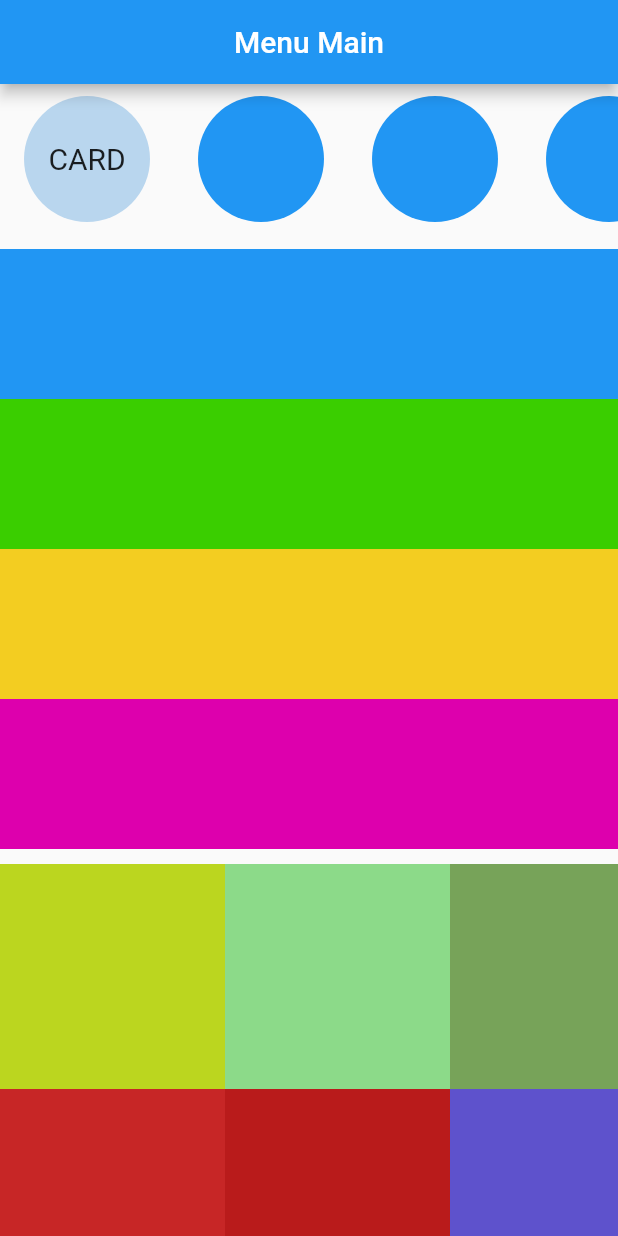
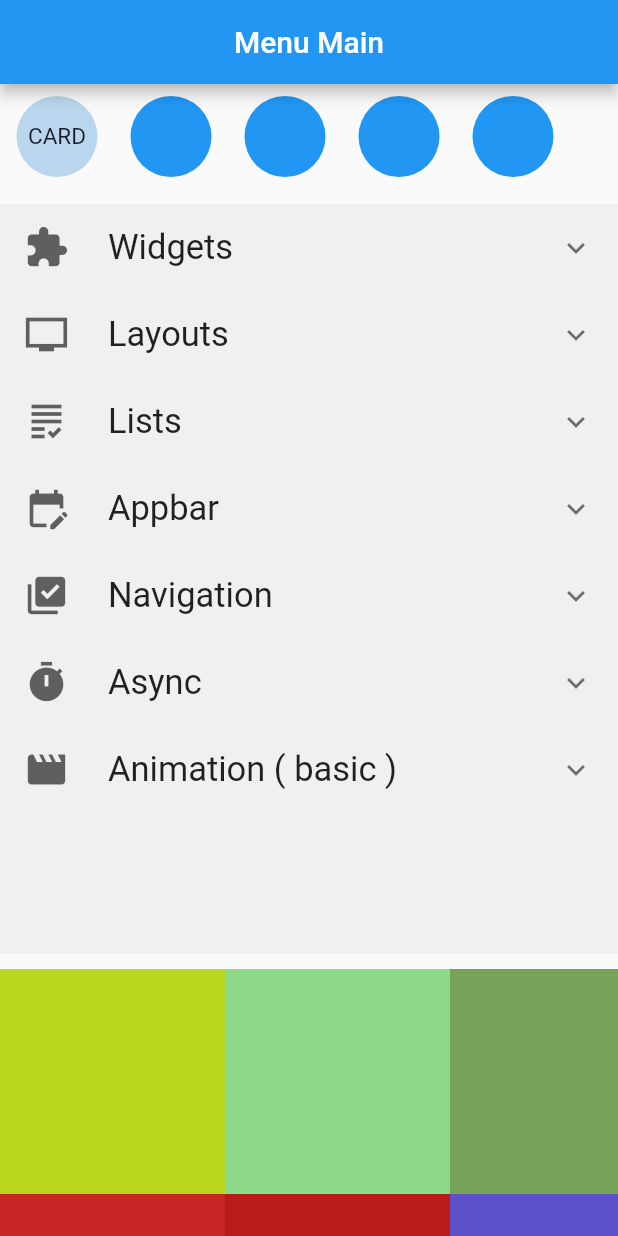
Before and after one commit to AsrofunNiam/learn_flutter_widget, a Flutter app: the screen it shows after launch, on a phone screen of 412 x 824 dp. Run offline on Flutter 3.47's test engine with Material 2 defaults, Android fonts, the phone set to English and light mode, and no system bars.

Commit message:
List Menus

```diff
--- a/lib/homePage.dart
+++ b/lib/homePage.dart
@@ -1,5 +1,13 @@
 import 'package:flutter/material.dart';
+import 'package:learn_flutter_widget/model/model_HomePage/parentAnimation.dart';
+import 'package:learn_flutter_widget/model/model_HomePage/parentAsync.dart';
+import 'package:learn_flutter_widget/model/model_HomePage/parentLayouts.dart';
+import 'package:learn_flutter_widget/model/model_HomePage/parentLists.dart';
+import 'package:learn_flutter_widget/model/model_HomePage/parentNavigation.dart';
+import 'package:learn_flutter_widget/model/model_HomePage/parentWidget.dart';
 import 'package:learn_flutter_widget/route/routeCard.dart';
+
+import 'model/model_HomePage/parentAppbar.dart';
 
 class HomePAge extends StatelessWidget {
   const HomePAge({Key? key}) : super(key: key);
@@ -16,7 +24,7 @@ class HomePAge extends StatelessWidget {
               child: Column(
         children: <Widget>[
           Container(
-            height: 100,
+            height: 70,
             child: ListView(
               scrollDirection: Axis.horizontal,
               children: <Widget>[
@@ -27,26 +35,26 @@ class HomePAge extends StatelessWidget {
                       Navigator.push(
                         context,
                         MaterialPageRoute(
-                            builder: (context) => const RouteCard()),
+                            builder: (context) => RouteCard()),
                       );
                     },
                     child: Container(
-                      height: 100,
-                      width: 100,
+                      height: 60,
+                      width: 60,
                       // ignore: prefer_const_constructors
                       decoration: BoxDecoration(
                           shape: BoxShape.circle,
                           color: Color.fromARGB(255, 185, 214, 238)),
                       child: const Center(
-                          child: Text("CARD", style: TextStyle(fontSize: 20))),
+                          child: Text("CARD", style: TextStyle(fontSize: 15))),
                     ),
                   ),
                 ),
                 Padding(
                   padding: const EdgeInsets.all(8.0),
                   child: Container(
-                    height: 100,
-                    width: 100,
+                    height: 60,
+                    width: 60,
                     // ignore: prefer_const_constructors
                     decoration: BoxDecoration(
                         shape: BoxShape.circle, color: Colors.blue),
@@ -55,8 +63,8 @@ class HomePAge extends StatelessWidget {
                 Padding(
                   padding: const EdgeInsets.all(8.0),
                   child: Container(
-                    height: 100,
-                    width: 100,
+                    height: 60,
+                    width: 60,
                     // ignore: prefer_const_constructors
                     decoration: BoxDecoration(
                         shape: BoxShape.circle, color: Colors.blue),
@@ -65,8 +73,8 @@ class HomePAge extends StatelessWidget {
                 Padding(
                   padding: const EdgeInsets.all(8.0),
                   child: Container(
-                    height: 100,
-                    width: 100,
+                    height: 60,
+                    width: 60,
                     // ignore: prefer_const_constructors
                     decoration: BoxDecoration(
                         shape: BoxShape.circle, color: Colors.blue),
@@ -76,8 +84,8 @@ class HomePAge extends StatelessWidget {
                   padding: const EdgeInsets.all(8.0),
                   child: Container(
                     // child: Text("test 1"),
-                    height: 100,
-                    width: 100,
+                    height: 60,
+                    width: 60,
                     // ignore: prefer_const_constructors
                     decoration: BoxDecoration(
                         shape: BoxShape.circle, color: Colors.blue),
@@ -89,38 +97,69 @@ class HomePAge extends StatelessWidget {
           const SizedBox(
             height: 10,
           ),
+          // ChildMenu(),
           Container(
-            color: Colors.amber,
-            height: 400,
+            color: Color.fromARGB(255, 240, 240, 240),
+            height: 500,
             child: ListView(
               shrinkWrap: true,
               scrollDirection: Axis.vertical,
               children: <Widget>[
-                Container(
-                  width: 50,
-                  height: 100,
-                  color: Colors.blue,
-                ),
-                Container(
-                  width: 50,
-                  height: 100,
-                  color: Color.fromARGB(255, 58, 206, 0),
-                ),
-                Container(
-                  width: 50,
-                  height: 100,
-                  color: Color.fromARGB(255, 243, 205, 33),
-                ),
-                Container(
-                  width: 50,
-                  height: 100,
-                  color: Color.fromARGB(255, 221, 0, 173),
-                ),
-                Container(
-                  width: 50,
-                  height: 100,
-                  color: Color.fromARGB(255, 243, 58, 33),
-                ),
+                ParentWidget(titleParentMenu: "Widgets", iconParentMenu: Icons.extension, colorParentMenu: Color.fromARGB(255, 95, 95, 95)),
+                ParentLayouts(titleParentMenu: "Layouts", iconParentMenu: Icons.personal_video_sharp, colorParentMenu: Color.fromARGB(255, 95, 95, 95)),
+                ParentList(titleParentMenu: "Lists", iconParentMenu: Icons.grading, colorParentMenu: Color.fromARGB(255, 95, 95, 95)),
+                ParentAppBar(titleParentMenu: "Appbar", iconParentMenu: Icons.edit_calendar, colorParentMenu: Color.fromARGB(255, 95, 95, 95)),
+                ParentNavigation(titleParentMenu: "Navigation", iconParentMenu: Icons.library_add_check, colorParentMenu: Color.fromARGB(255, 95, 95, 95)),
+                ParentAsync(titleParentMenu: "Async", iconParentMenu: Icons.timer, colorParentMenu: Color.fromARGB(255, 95, 95, 95)),
+                ParentAnimation(titleParentMenu: "Animation ( basic )", iconParentMenu: Icons.movie, colorParentMenu: Color.fromARGB(255, 95, 95, 95)),
+                // ExpansionTile(
+                //   leading: const Icon(Icons.person),
+                //   title: Text(" Test"),
+                //   children: [
+                //     ListTile(
+                //       contentPadding: EdgeInsets.symmetric(horizontal: 50),
+                //       onTap: () {},
+                //       title: Text("Break"),
+                //     ),
+                //     ListTile(
+                //       contentPadding: EdgeInsets.symmetric(horizontal: 50),
+                //       onTap: () {},
+                //       title: Text("Break"),
+                //     ),
+                //     ListTile(
+                //       contentPadding: EdgeInsets.symmetric(horizontal: 50),
+                //       onTap: () {},
+                //       title: Text("Break"),
+                //     ),
+                //   ],
+                // )
+
+
+                // Container(
+                //   width: 50,
+                //   height: 100,
+                //   color: Color.fromARGB(255, 23, 24, 24),
+                // ),
+                // Container(
+                //   width: 50,
+                //   height: 100,
+                //   color: Color.fromARGB(255, 58, 206, 0),
+                // ),
+                // Container(
+                //   width: 50,
+                //   height: 100,
+                //   color: Color.fromARGB(255, 243, 205, 33),
+                // ),
+                // Container(
+                //   width: 50,
+                //   height: 100,
+                //   color: Color.fromARGB(255, 221, 0, 173),
+                // ),
+                // Container(
+                //   width: 50,
+                //   height: 100,
+                //   color: Color.fromARGB(255, 243, 58, 33),
+                // ),
               ],
             ),
           ),
--- a/lib/main.dart
+++ b/lib/main.dart
@@ -16,7 +16,7 @@ class MyApp extends StatelessWidget {
       theme: ThemeData(
         primarySwatch: Colors.blue,
       ),
-      home:  HomePAge(),
+      home:  const HomePAge(),
     );
   }
 }
--- a/lib/modal/modal_HomePage/modalHomePage.dart
+++ /dev/null
@@ -1,12 +0,0 @@
-import 'package:flutter/src/foundation/key.dart';
-import 'package:flutter/src/widgets/container.dart';
-import 'package:flutter/src/widgets/framework.dart';
-
-class ModalHomePage extends StatelessWidget {
-  const ModalHomePage({Key? key}) : super(key: key);
-
-  @override
-  Widget build(BuildContext context) {
-    return Container();
-  }
-}
--- /dev/null
+++ b/lib/model/model_Card/modalParsingCard.dart
@@ -0,0 +1,31 @@
+
+import 'package:flutter/material.dart';
+
+class ModalParsingCard extends StatelessWidget {
+  final IconData iconCard;
+  final String textCard;
+  final Color colorCard;
+
+   const ModalParsingCard({required this.iconCard, required this.textCard, required this.colorCard}) : super();
+
+  @override
+  Widget build(BuildContext context) {
+    return Container(
+      child: Card(
+        child: Column(
+          children: <Widget>[
+             Icon(
+              iconCard,
+              size: 50.0,
+              color: colorCard,
+            ),
+             Text(
+              textCard,
+              style: const TextStyle(fontSize: 20),
+            )
+          ],
+        ),
+      ),
+    );
+  }
+}
--- /dev/null
+++ b/lib/model/model_HomePage/childMenu.dart
@@ -0,0 +1,41 @@
+import 'package:flutter/material.dart';
+
+class ChildMenu extends StatelessWidget {
+  final String titleChildMenu;
+  final IconData iconChildMenu;
+  final Color colorChildMenu;
+  dynamic Function() movePage;
+
+  ChildMenu(
+      {Key? key,
+      required this.titleChildMenu,
+      required this.iconChildMenu,
+      required this.colorChildMenu,
+      required this.movePage})
+      : super(key: key);
+
+  @override
+  Widget build(BuildContext context) {
+    return ListTile(
+      trailing: const Icon(
+        Icons.arrow_forward_ios_rounded,
+        size: 20.0,
+        color: Color.fromARGB(255, 87, 84, 74),
+      ),
+      leading: Icon(
+        iconChildMenu,
+        size: 20.0,
+        color: colorChildMenu,
+      ),
+      contentPadding: EdgeInsets.symmetric(horizontal: 50),
+      onTap: () {
+        Navigator.push(
+            context, MaterialPageRoute(builder: (context) => movePage()));
+      },
+      title: Text(
+        titleChildMenu,
+        style: const TextStyle(fontSize: 18),
+      ),
+    );
+  }
+}
--- /dev/null
+++ b/lib/model/model_HomePage/parentAnimation.dart
@@ -0,0 +1,47 @@
+import 'package:flutter/material.dart';
+import 'package:learn_flutter_widget/model/model_HomePage/childMenu.dart';
+import 'package:learn_flutter_widget/route/routeCard.dart';
+
+
+class ParentAnimation extends StatelessWidget {
+  final String titleParentMenu;
+  final IconData iconParentMenu;
+  final Color colorParentMenu;
+
+  const ParentAnimation(
+      {required this.titleParentMenu,
+      required this.iconParentMenu,
+      required this.colorParentMenu})
+      : super();
+
+  @override
+  Widget build(BuildContext context) {
+    return ExpansionTile(
+      leading: Icon(
+        iconParentMenu,
+        size: 30.0,
+        color: colorParentMenu,
+      ),
+      title: Text(titleParentMenu, style: TextStyle(
+        fontSize: 23,
+      ),),
+      children:[
+        ChildMenu(titleChildMenu: "Hero",iconChildMenu: Icons.star,colorChildMenu: Color.fromARGB(255, 121, 128, 214),
+        movePage: () { return RouteCard(); },
+        ),
+        ChildMenu(titleChildMenu: "Opacity",iconChildMenu: Icons.star,colorChildMenu: Color.fromARGB(255, 121, 128, 214),
+        movePage: () { return RouteCard(); },
+        ),
+        ChildMenu(titleChildMenu: "AnimatedIcon",iconChildMenu: Icons.star,colorChildMenu: Color.fromARGB(255, 121, 128, 214),
+        movePage: () { return RouteCard(); },
+        ),
+        ChildMenu(titleChildMenu: "Animated Container",iconChildMenu: Icons.star,colorChildMenu: Color.fromARGB(255, 121, 128, 214),
+        movePage: () { return RouteCard(); },
+        ),
+        ChildMenu(titleChildMenu: "Animated Package",iconChildMenu: Icons.star,colorChildMenu: Color.fromARGB(255, 121, 128, 214),
+        movePage: () { return RouteCard(); },
+        ),
+      ],
+    );
+  }
+}
--- /dev/null
+++ b/lib/model/model_HomePage/parentAppbar.dart
@@ -0,0 +1,60 @@
+import 'package:flutter/material.dart';
+import 'package:learn_flutter_widget/model/model_HomePage/childMenu.dart';
+import 'package:learn_flutter_widget/route/routeCard.dart';
+
+
+class ParentAppBar extends StatelessWidget {
+  final String titleParentMenu;
+  final IconData iconParentMenu;
+  final Color colorParentMenu;
+
+  const ParentAppBar(
+      {required this.titleParentMenu,
+      required this.iconParentMenu,
+      required this.colorParentMenu})
+      : super();
+
+  @override
+  Widget build(BuildContext context) {
+    return ExpansionTile(
+      leading: Icon(
+        iconParentMenu,
+        size: 30.0,
+        color: colorParentMenu,
+      ),
+      title: Text(titleParentMenu, style: TextStyle(
+        fontSize: 23,
+      ),),
+      children:[
+        ChildMenu(
+          titleChildMenu: "Basic AppBar", iconChildMenu: Icons.star,colorChildMenu: Color.fromARGB(255, 94, 104, 247),
+          movePage: () { return RouteCard(); },
+        ),
+        ChildMenu(
+          titleChildMenu: "Button variant", iconChildMenu: Icons.star,colorChildMenu: Color.fromARGB(255, 94, 104, 247),
+          movePage: () { return RouteCard(); },
+        ),
+        ChildMenu(
+          titleChildMenu: "Silver AppBar", iconChildMenu: Icons.star,colorChildMenu: Color.fromARGB(255, 94, 104, 247),
+          movePage: () { return RouteCard(); },
+        ),
+        ChildMenu(
+          titleChildMenu: "Search", iconChildMenu: Icons.star,colorChildMenu: Color.fromARGB(255, 94, 104, 247),
+          movePage: () { return RouteCard(); },
+        ),
+        ChildMenu(
+          titleChildMenu: "BackDrop", iconChildMenu: Icons.star,colorChildMenu: Color.fromARGB(255, 94, 104, 247),
+          movePage: () { return RouteCard(); },
+        ),
+        ChildMenu(
+          titleChildMenu: "Convex AppBar", iconChildMenu: Icons.star,colorChildMenu: Color.fromARGB(255, 94, 104, 247),
+          movePage: () { return RouteCard(); },
+        ),
+        ChildMenu(
+          titleChildMenu: "Hidable bottom bar", iconChildMenu: Icons.star,colorChildMenu: Color.fromARGB(255, 94, 104, 247),
+          movePage: () { return RouteCard(); },
+        ),
+      ],
+    );
+  }
+}
--- /dev/null
+++ b/lib/model/model_HomePage/parentAsync.dart
@@ -0,0 +1,41 @@
+import 'package:flutter/material.dart';
+import 'package:learn_flutter_widget/model/model_HomePage/childMenu.dart';
+import 'package:learn_flutter_widget/route/routeCard.dart';
+
+
+class ParentAsync extends StatelessWidget {
+  final String titleParentMenu;
+  final IconData iconParentMenu;
+  final Color colorParentMenu;
+
+  const ParentAsync(
+      {required this.titleParentMenu,
+      required this.iconParentMenu,
+      required this.colorParentMenu})
+      : super();
+
+  @override
+  Widget build(BuildContext context) {
+    return ExpansionTile(
+      leading: Icon(
+        iconParentMenu,
+        size: 30.0,
+        color: colorParentMenu,
+      ),
+      title: Text(titleParentMenu, style: TextStyle(
+        fontSize: 23,
+      ),),
+      children:[
+        ChildMenu(titleChildMenu: "Future Builder",iconChildMenu: Icons.star,colorChildMenu: Color.fromARGB(255, 94, 104, 247),
+        movePage: () { return RouteCard(); },
+        ),
+        ChildMenu(titleChildMenu: "Stream Builder( Time App ) ",iconChildMenu: Icons.star,colorChildMenu: Color.fromARGB(255, 94, 104, 247),
+        movePage: () { return RouteCard(); },
+        ),
+        ChildMenu(titleChildMenu: "Stream Controller",iconChildMenu: Icons.star,colorChildMenu: Color.fromARGB(255, 94, 104, 247),
+        movePage: () { return RouteCard(); },
+        ),
+      ],
+    );
+  }
+}
--- /dev/null
+++ b/lib/model/model_HomePage/parentLayouts.dart
@@ -0,0 +1,50 @@
+import 'package:flutter/material.dart';
+import 'package:learn_flutter_widget/model/model_HomePage/childMenu.dart';
+import 'package:learn_flutter_widget/route/routeCard.dart';
+
+
+class ParentLayouts extends StatelessWidget {
+  final String titleParentMenu;
+  final IconData iconParentMenu;
+  final Color colorParentMenu;
+
+  const ParentLayouts(
+      {required this.titleParentMenu,
+      required this.iconParentMenu,
+      required this.colorParentMenu})
+      : super();
+
+  @override
+  Widget build(BuildContext context) {
+    return ExpansionTile(
+      leading: Icon(
+        iconParentMenu,
+        size: 30.0,
+        color: colorParentMenu,
+      ),
+      title: Text(titleParentMenu, style: TextStyle(
+        fontSize: 23,
+      ),),
+      children:[
+        ChildMenu(titleChildMenu: "Container",iconChildMenu: Icons.star,colorChildMenu: Color.fromARGB(255, 94, 104, 247),
+        movePage: () { return RouteCard(); },
+        ),
+        ChildMenu(titleChildMenu: "Row, Column",iconChildMenu: Icons.star,colorChildMenu: Color.fromARGB(255, 94, 104, 247),
+        movePage: () { return RouteCard(); },
+        ),
+        ChildMenu(titleChildMenu: "Wrap",iconChildMenu: Icons.star,colorChildMenu: Color.fromARGB(255, 94, 104, 247),
+        movePage: () { return RouteCard(); },
+        ),
+        ChildMenu(titleChildMenu: "FractionallySizeBox",iconChildMenu: Icons.star,colorChildMenu: Color.fromARGB(255, 94, 104, 247),
+        movePage: () { return RouteCard(); },
+        ),
+        ChildMenu(titleChildMenu: "Expanded, SizeBox",iconChildMenu: Icons.star,colorChildMenu: Color.fromARGB(255, 94, 104, 247),
+        movePage: () { return RouteCard(); },
+        ),
+        ChildMenu(titleChildMenu: "Stack",iconChildMenu: Icons.star,colorChildMenu: Color.fromARGB(255, 94, 104, 247),
+        movePage: () { return RouteCard(); },
+        ),
+      ],
+    );
+  }
+}
--- /dev/null
+++ b/lib/model/model_HomePage/parentLists.dart
@@ -0,0 +1,59 @@
+import 'package:flutter/material.dart';
+import 'package:learn_flutter_widget/model/model_HomePage/childMenu.dart';
+import 'package:learn_flutter_widget/route/routeCard.dart';
+
+
+class ParentList extends StatelessWidget {
+  final String titleParentMenu;
+  final IconData iconParentMenu;
+  final Color colorParentMenu;
+
+  const ParentList(
+      {required this.titleParentMenu,
+      required this.iconParentMenu,
+      required this.colorParentMenu})
+      : super();
+
+  @override
+  Widget build(BuildContext context) {
+    return ExpansionTile(
+      leading: Icon(
+        iconParentMenu,
+        size: 30.0,
+        color: colorParentMenu,
+      ),
+      title: Text(titleParentMenu, style: TextStyle(
+        fontSize: 23,
+      ),),
+      children:[
+        ChildMenu(titleChildMenu: "ListTile",iconChildMenu: Icons.star,colorChildMenu: Color.fromARGB(255, 94, 104, 247),
+        movePage: () { return RouteCard(); },
+        ),
+        ChildMenu(titleChildMenu: "ListView Builder",iconChildMenu: Icons.star,colorChildMenu: Color.fromARGB(255, 94, 104, 247),
+        movePage: () { return RouteCard(); },
+        ),
+        ChildMenu(titleChildMenu: "Grid List",iconChildMenu: Icons.star,colorChildMenu: Color.fromARGB(255, 94, 104, 247),
+        movePage: () { return RouteCard(); },
+        ),
+        ChildMenu(titleChildMenu: "Expansion Tile",iconChildMenu: Icons.star,colorChildMenu: Color.fromARGB(255, 94, 104, 247),
+        movePage: () { return RouteCard(); },
+        ),
+        ChildMenu(titleChildMenu: "Swipe to Dismiss",iconChildMenu: Icons.star,colorChildMenu: Color.fromARGB(255, 94, 104, 247),
+        movePage: () { return RouteCard(); },
+        ),
+        ChildMenu(titleChildMenu: "ReorderLabelList",iconChildMenu: Icons.star,colorChildMenu: Color.fromARGB(255, 94, 104, 247),
+        movePage: () { return RouteCard(); },
+        ),
+        ChildMenu(titleChildMenu: "ListWill ScrollView",iconChildMenu: Icons.star,colorChildMenu: Color.fromARGB(255, 94, 104, 247),
+        movePage: () { return RouteCard(); },
+        ),
+        ChildMenu(titleChildMenu: "Slidable list tile",iconChildMenu: Icons.star,colorChildMenu: Color.fromARGB(255, 94, 104, 247),
+        movePage: () { return RouteCard(); },
+        ),
+        ChildMenu(titleChildMenu: "Data Tables",iconChildMenu: Icons.star,colorChildMenu: Color.fromARGB(255, 94, 104, 247),
+        movePage: () { return RouteCard(); },
+        ),
+      ],
+    );
+  }
+}
--- /dev/null
+++ b/lib/model/model_HomePage/parentNavigation.dart
@@ -0,0 +1,60 @@
+import 'package:flutter/material.dart';
+import 'package:learn_flutter_widget/model/model_HomePage/childMenu.dart';
+import 'package:learn_flutter_widget/route/routeCard.dart';
+
+
+class ParentNavigation extends StatelessWidget {
+  final String titleParentMenu;
+  final IconData iconParentMenu;
+  final Color colorParentMenu;
+
+  const ParentNavigation(
+      {required this.titleParentMenu,
+      required this.iconParentMenu,
+      required this.colorParentMenu})
+      : super();
+
+  @override
+  Widget build(BuildContext context) {
+    return ExpansionTile(
+      leading: Icon(
+        iconParentMenu,
+        size: 30.0,
+        color: colorParentMenu,
+      ),
+      title: Text(titleParentMenu, style: TextStyle(
+        fontSize: 23,
+      ),),
+      children:[
+        ChildMenu(titleChildMenu: "Tabs",iconChildMenu: Icons.star, colorChildMenu: Color.fromARGB(255, 94, 104, 247),
+        movePage: () { return RouteCard(); },
+        ),
+        ChildMenu(titleChildMenu: "Dialogs",iconChildMenu: Icons.star, colorChildMenu: Color.fromARGB(255, 94, 104, 247),
+        movePage: () { return RouteCard(); },
+        ),
+        ChildMenu(titleChildMenu: "Routes",iconChildMenu: Icons.star, colorChildMenu: Color.fromARGB(255, 94, 104, 247),
+        movePage: () { return RouteCard(); },
+        ),
+        ChildMenu(titleChildMenu: "Navigation Drawer",iconChildMenu: Icons.star, colorChildMenu: Color.fromARGB(255, 94, 104, 247),
+        movePage: () { return RouteCard(); },
+        ),
+        ChildMenu(titleChildMenu: "Button Sheet",iconChildMenu: Icons.star, colorChildMenu: Color.fromARGB(255, 94, 104, 247),
+        movePage: () { return RouteCard(); },
+        ),
+        ChildMenu(titleChildMenu: "Button TapBar",iconChildMenu: Icons.star, colorChildMenu: Color.fromARGB(255, 94, 104, 247),
+        movePage: () { return RouteCard(); },
+        ),
+        ChildMenu(titleChildMenu: "Button NavigationBar",iconChildMenu: Icons.star, colorChildMenu: Color.fromARGB(255, 94, 104, 247),
+        movePage: () { return RouteCard(); },
+        ),
+        ChildMenu(titleChildMenu: "Page Selectore",iconChildMenu: Icons.star, colorChildMenu: Color.fromARGB(255, 94, 104, 247),
+        movePage: () { return RouteCard(); },
+        ),
+        ChildMenu(titleChildMenu: "Draggable Scrollable Sheet",iconChildMenu: Icons.star, colorChildMenu: Color.fromARGB(255, 94, 104, 247),
+        movePage: () { return RouteCard(); },
+        ),
+
+      ],
+    );
+  }
+}
--- /dev/null
+++ b/lib/model/model_HomePage/parentWidget.dart
@@ -0,0 +1,51 @@
+import 'package:flutter/material.dart';
+import 'package:learn_flutter_widget/model/model_HomePage/childMenu.dart';
+import 'package:learn_flutter_widget/route/routeCard.dart';
+
+
+class ParentWidget extends StatelessWidget {
+  final String titleParentMenu;
+  final IconData iconParentMenu;
+  final Color colorParentMenu;
+
+  const ParentWidget(
+      {required this.titleParentMenu,
+      required this.iconParentMenu,
+      required this.colorParentMenu})
+      : super();
+
+  @override
+  Widget build(BuildContext context) {
+    return ExpansionTile(
+      leading: Icon(
+        iconParentMenu,
+        size: 30.0,
+        color: colorParentMenu,
+      ),
+      title: Text(titleParentMenu, style: TextStyle(
+        fontSize: 23,
+      ),),
+      children:[
+        ChildMenu(titleChildMenu: "TextField",iconChildMenu: Icons.star,colorChildMenu: Color.fromARGB(255, 94, 104, 247),
+        movePage: () { return RouteCard(); },
+        ),
+        ChildMenu(titleChildMenu: "Text Form Field",iconChildMenu: Icons.star,colorChildMenu: Color.fromARGB(255, 94, 104, 247),
+        movePage: () { return RouteCard(); },
+        ),
+        ChildMenu(titleChildMenu: "Images",iconChildMenu: Icons.star,colorChildMenu: Color.fromARGB(255, 94, 104, 247),
+        movePage: () { return RouteCard(); },
+        ),
+        ChildMenu(titleChildMenu: "Card and innkwell",iconChildMenu: Icons.star,colorChildMenu: Color.fromARGB(255, 94, 104, 247),
+        movePage: () { return RouteCard(); },
+        ),
+        ChildMenu(titleChildMenu: "Gradient",iconChildMenu: Icons.star,colorChildMenu: Color.fromARGB(255, 94, 104, 247),
+        movePage: () { return RouteCard(); },
+        ),
+        ChildMenu(titleChildMenu: "Other StatefulWidget",iconChildMenu: Icons.star,colorChildMenu: Color.fromARGB(255, 94, 104, 247),
+        movePage: () { return RouteCard(); },
+        ),
+
+      ],
+    );
+  }
+}
--- a/lib/route/routeCard.dart
+++ b/lib/route/routeCard.dart
@@ -3,7 +3,7 @@ import 'package:flutter/material.dart';
 import 'package:learn_flutter_widget/widget/widget_Card/widgetParsingCard.dart';
 
 class RouteCard extends StatelessWidget {
-  const RouteCard({Key? key}) : super(key: key);
+   const RouteCard({Key? key}) : super(key: key);
 
   get mainAxisAlignment => null;
 
--- a/lib/widget/view_HomePage/viewHomePage.dart
+++ b/lib/widget/view_HomePage/viewHomePage.dart
@@ -12,6 +12,8 @@ class ViewHomePageOne extends StatefulWidget {
 class _ViewHomePageOneState extends State<ViewHomePageOne> {
   @override
   Widget build(BuildContext context) {
-    return Container();
+    return Container(
+      // padding: ,
+    );
   }
 }
--- a/lib/widget/widget_Card/widgetParsingCard.dart
+++ b/lib/widget/widget_Card/widgetParsingCard.dart
@@ -1,8 +1,8 @@
 import 'package:flutter/material.dart';
-import 'package:learn_flutter_widget/modal/modal_Card/modalParsingCard.dart';
+import 'package:learn_flutter_widget/model/model_Card/modalParsingCard.dart';
 
 class WidgetParsingCard extends StatelessWidget {
-  const WidgetParsingCard({Key? key}) : super(key: key);
+   const WidgetParsingCard({Key? key}) : super(key: key);
 
   @override
   Widget build(BuildContext context) {
```
